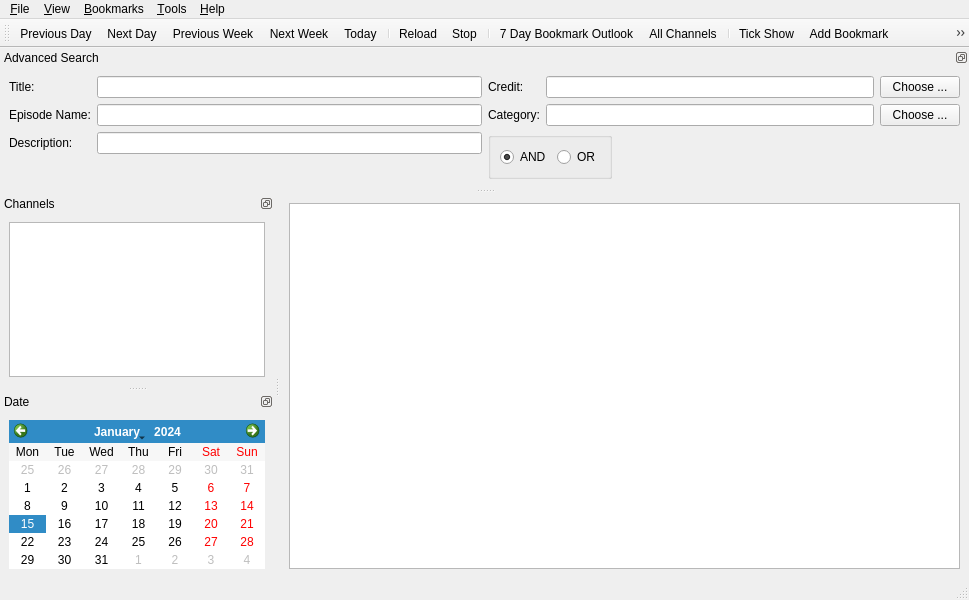
Old version of the form src/mainwindow.ui in the repository rweather/tvguide.
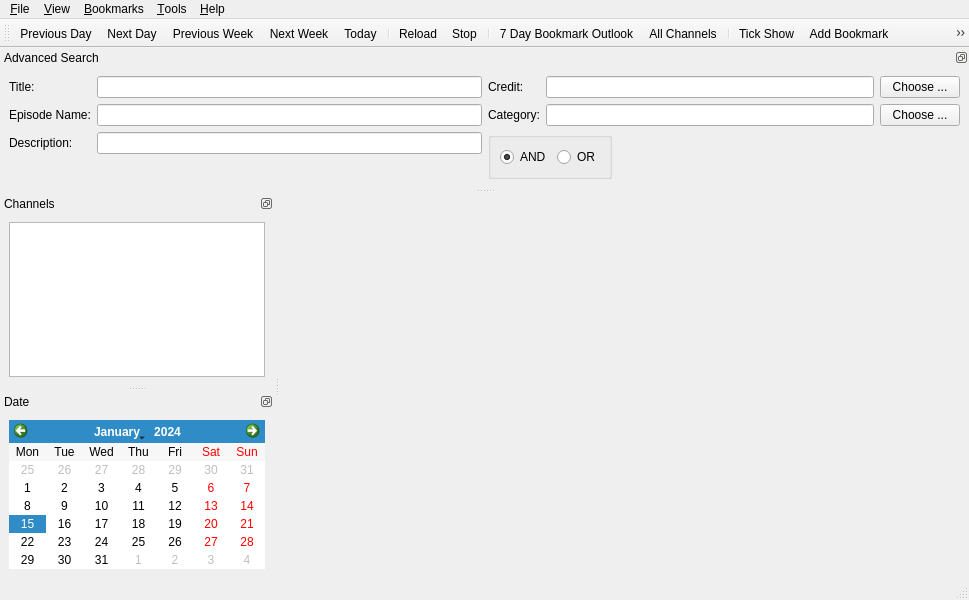
New version of the form. Icons and pictures are not drawn.

Commit message: New programme display widget

```diff
--- a/src/mainwindow.ui
+++ b/src/mainwindow.ui
@@ -16,11 +16,7 @@
   <widget class="QWidget" name="centralwidget">
    <layout class="QVBoxLayout" name="verticalLayout_3">
     <item>
-     <widget class="QTableView" name="programmes">
-      <property name="alternatingRowColors">
-       <bool>true</bool>
-      </property>
-     </widget>
+     <widget class="QStackedWidget" name="viewStack"/>
     </item>
    </layout>
   </widget>
```
The commit also changes 7 other files.
